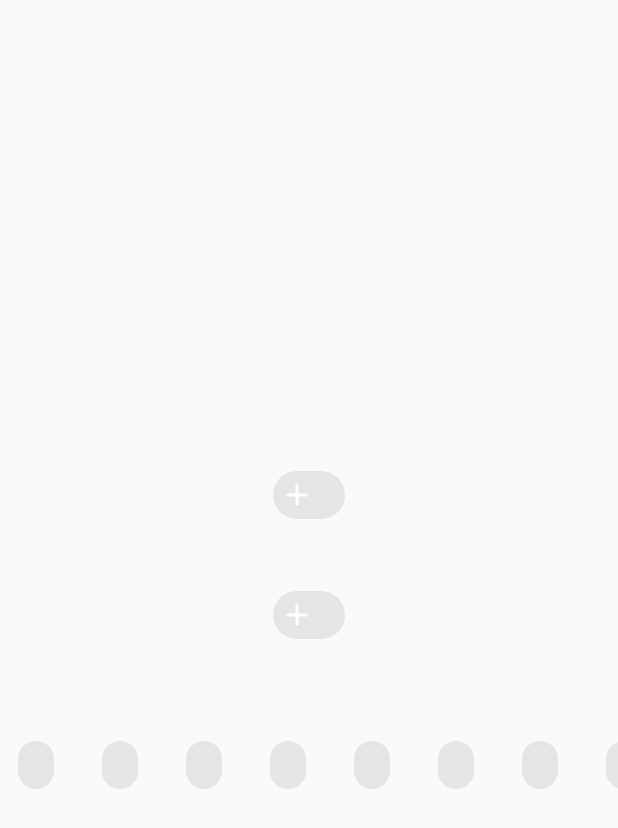
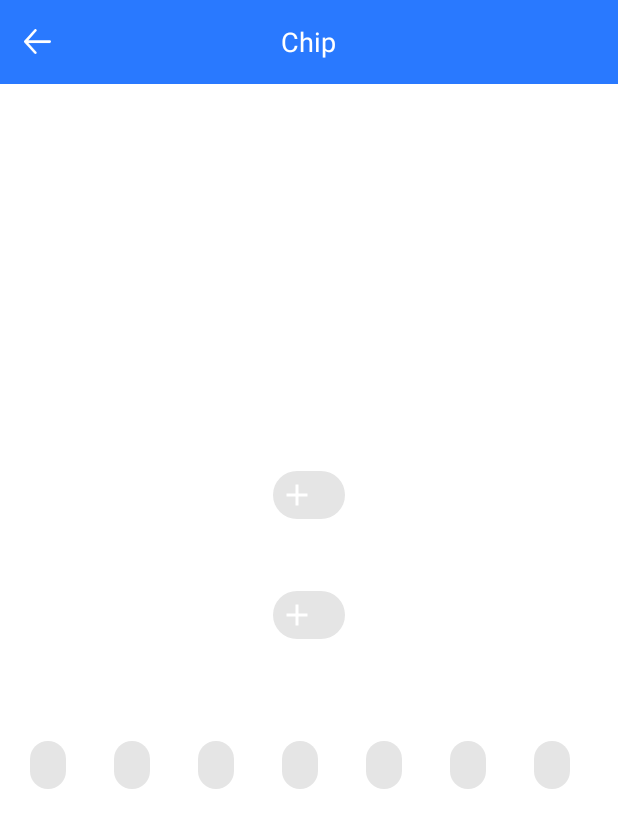
Before and after one commit to emretekin/Support-Library-v28-Additions, an Android app: the ChipActivity screen opened directly, with no data from a screen before it, on a phone screen of 412 x 824 dp. Shown: the top 828 px of the screen. Run offline under Robolectric (Android 15) with nearby library versions, the phone set to English and light mode, and no system bars.

Commit message:
ChipActivity improvements

```diff
--- a/app/src/main/java/com/emretekin/supportlibraryv28additions/ChipActivity.kt
+++ b/app/src/main/java/com/emretekin/supportlibraryv28additions/ChipActivity.kt
@@ -2,11 +2,38 @@ package com.emretekin.supportlibraryv28additions
 
 import android.support.v7.app.AppCompatActivity
 import android.os.Bundle
+import android.support.design.chip.Chip
+import android.support.v7.widget.AppCompatTextView
+import android.widget.ImageView
 
 class ChipActivity : AppCompatActivity() {
+
+    private lateinit var toolbarTitle: AppCompatTextView
+    private lateinit var arrowImageview: ImageView;
+    private lateinit var someChip: Chip;
 
     override fun onCreate(savedInstanceState: Bundle?) {
         super.onCreate(savedInstanceState)
         setContentView(R.layout.activity_chip)
+
+        createViews()
+        setValues()
+        setListeners()
+    }
+
+    private fun createViews() {
+        toolbarTitle = findViewById(R.id.toolbar_title_textview)
+        arrowImageview = findViewById(R.id.arrow_imageview)
+        someChip = findViewById(R.id.some_chip)
+
+    }
+
+    private fun setValues() {
+        toolbarTitle.setText(getString(R.string.chip))
+    }
+
+    private fun setListeners() {
+        someChip.setOnClickListener { someChip.setCheckedIconResource(R.drawable.ic_android) }
+        arrowImageview.setOnClickListener { onBackPressed() }
     }
 }
--- a/app/src/main/res/layout/activity_chip.xml
+++ b/app/src/main/res/layout/activity_chip.xml
@@ -1,7 +1,15 @@
 <?xml version="1.0" encoding="utf-8"?>
-<RelativeLayout xmlns:android="http://schemas.android.com/apk/res/android"
+<android.support.design.widget.CoordinatorLayout xmlns:android="http://schemas.android.com/apk/res/android"
     xmlns:app="http://schemas.android.com/apk/res-auto"
     xmlns:tools="http://schemas.android.com/tools"
+    android:layout_width="match_parent"
+    android:layout_height="match_parent"
+    android:background="@color/white"
+    tools:context="com.emretekin.supportlibraryv28additions.MaterialButtonActivity">
+
+    <include layout="@layout/view_toolbar"/>
+
+    <RelativeLayout
         android:layout_width="match_parent"
         android:layout_height="match_parent"
         tools:context="com.emretekin.supportlibraryv28additions.ChipActivity">
@@ -39,6 +47,8 @@
                 android:layout_height="wrap_content"
                 android:layout_gravity="center"
                 android:layout_marginTop="36dp"
+                android:layout_marginStart="8dp"
+                android:layout_marginEnd="8dp"
                 android:scrollbars="none">
 
                 <LinearLayout
@@ -141,5 +151,5 @@
                 </LinearLayout>
             </HorizontalScrollView>
         </LinearLayout>
-
     </RelativeLayout>
+</android.support.design.widget.CoordinatorLayout>
--- a/app/src/main/res/layout/view_toolbar.xml
+++ b/app/src/main/res/layout/view_toolbar.xml
@@ -9,8 +9,8 @@
     <android.support.design.widget.AppBarLayout
         android:layout_width="match_parent"
         android:layout_height="?attr/actionBarSize"
-        android:minHeight="?attr/actionBarSize"
-        android:background="@color/gBlue">
+        android:background="@color/gBlue"
+        android:minHeight="?attr/actionBarSize">
 
         <android.support.v7.widget.Toolbar
             android:id="@+id/toolbar"
```
Also changed, not shown: app/src/main/java/com/emretekin/supportlibraryv28additions/MaterialButtonActivity.kt (+12 -3 lines), app/src/main/res/layout/activity_material_button.xml (+14 -8 lines), app/src/main/res/layout/activity_material_cardview.xml (+19 -1 lines). Lines whose indentation alone changed are shown as unchanged.
